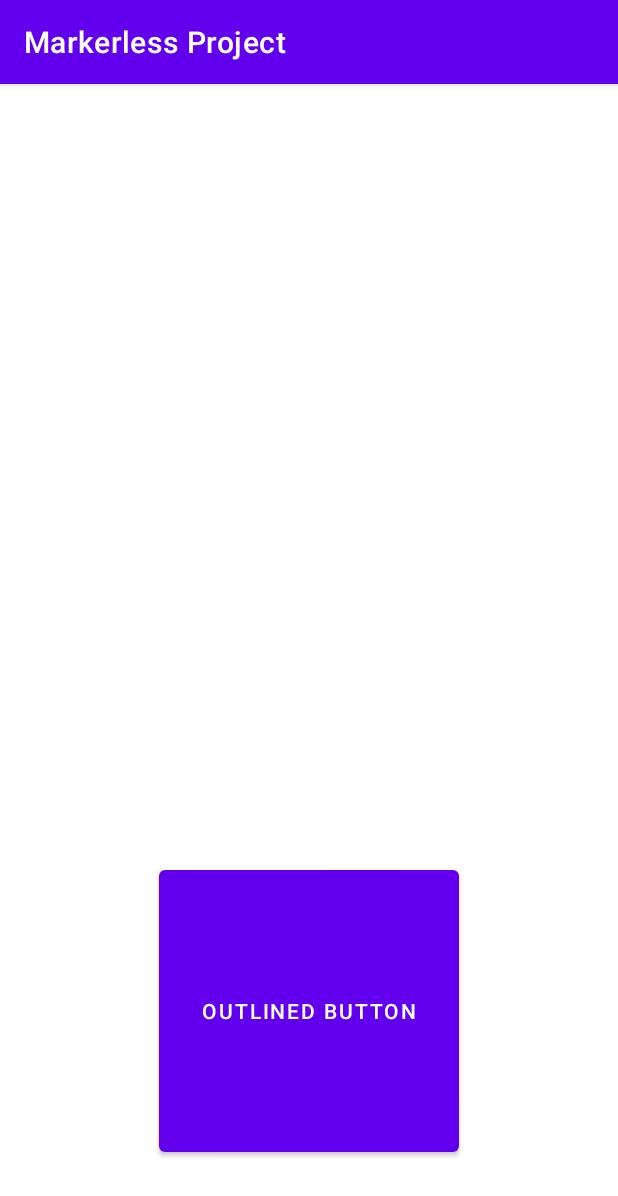
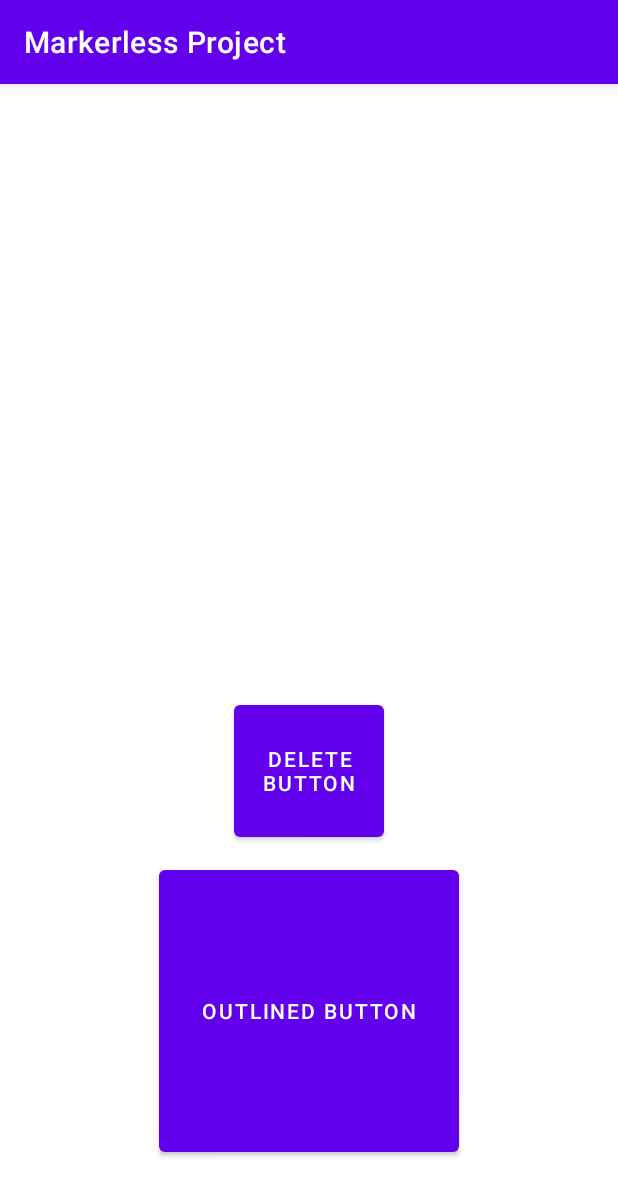
Before and after one commit to abintang/Prototype-Final-Project, an Android app: the screen it shows after launch (MainActivity), on a phone screen of 412 x 824 dp. Shown: the top 1196 px of the screen. Run offline under Robolectric (Android 15) with nearby library versions, the phone set to English and light mode, and no system bars; libraries missing offline, so code that uses them is left out: com.google.ar.core, com.google.ar.sceneform; 1 statement that could not run was skipped.

Commit message:
add delete function

```diff
--- a/app/src/main/java/com/example/markerlessproject/MainActivity.java
+++ b/app/src/main/java/com/example/markerlessproject/MainActivity.java
@@ -13,6 +13,7 @@ import android.view.View;
 import android.widget.Button;
 import android.widget.Toast;
 
+import com.google.android.material.floatingactionbutton.FloatingActionButton;
 import com.google.ar.core.Anchor;
 import com.google.ar.core.Config;
 import com.google.ar.core.HitResult;
@@ -42,6 +43,12 @@ public class MainActivity extends AppCompatActivity
     private Boolean earth = false;
 
     Button button;
+
+    Button deleteButton;
+
+    private AnchorNode anchorNode;
+    private TransformableNode model;
+
     @Override
     protected void onCreate(Bundle savedInstanceState) {
         super.onCreate(savedInstanceState);
@@ -68,6 +75,18 @@ public class MainActivity extends AppCompatActivity
                     earth = true;
                     mars = false;
                     loadModels();
+                }
+            }
+        });
+
+
+        // button delete all 3d model from scene
+        deleteButton = findViewById(R.id.deleteButton);
+        deleteButton.setOnClickListener(new View.OnClickListener() {
+            @Override
+            public void onClick(View v) {
+                if(renderable != null) {
+                    arFragment.getArSceneView().getScene().removeChild(model);
                 }
             }
         });
@@ -147,14 +166,15 @@ public class MainActivity extends AppCompatActivity
         arFragment.getArSceneView().getPlaneRenderer().setShadowReceiver(false);
 
         Anchor anchor = hitResult.createAnchor();
-        AnchorNode anchorNode = new AnchorNode(anchor);
-        anchorNode.setParent(arFragment.getArSceneView().getScene());
-        anchorNode.setWorldScale(new Vector3(3.5f, 3.5f, 3.5f));
+        this.anchorNode = new AnchorNode(anchor);
+        this.anchorNode.setParent(arFragment.getArSceneView().getScene());
 
-        TransformableNode model = new TransformableNode(arFragment.getTransformationSystem());
-        model.setParent(anchorNode);
-        model.setRenderable(this.renderable)
+        this.model = new TransformableNode(arFragment.getTransformationSystem());
+        this.model.setParent(this.anchorNode);
+        this.model.setRenderable(this.renderable)
                 .animate(true).start();
         model.select();
+
+
     }
 }
--- /dev/null
+++ b/app/src/main/res/drawable/baseline_delete_24.xml
@@ -0,0 +1,5 @@
+<vector android:height="24dp" android:tint="#F6FBF4"
+    android:viewportHeight="24" android:viewportWidth="24"
+    android:width="24dp" xmlns:android="http://schemas.android.com/apk/res/android">
+    <path android:fillColor="@android:color/white" android:pathData="M6,19c0,1.1 0.9,2 2,2h8c1.1,0 2,-0.9 2,-2V7H6v12zM19,4h-3.5l-1,-1h-5l-1,1H5v2h14V4z"/>
+</vector>
--- a/app/src/main/res/layout/activity_main.xml
+++ b/app/src/main/res/layout/activity_main.xml
@@ -5,6 +5,18 @@
     android:layout_width="match_parent"
     android:layout_height="match_parent"
     tools:context=".MainActivity">
+
+    <Button
+        android:id="@+id/deleteButton"
+        android:layout_width="100dp"
+        android:layout_height="100dp"
+        android:textColor="@color/white"
+        app:layout_constraintStart_toStartOf="parent"
+        app:layout_constraintEnd_toEndOf="parent"
+        app:layout_constraintBottom_toTopOf="@id/outlinedButton"
+        android:layout_marginBottom="10dp"
+        android:text="Delete button"
+        />
 
     <Button
         android:id="@+id/outlinedButton"
@@ -17,7 +29,6 @@
         android:layout_marginBottom="50dp"
         android:text="Outlined button"
         />
-
     <androidx.fragment.app.FragmentContainerView
         android:id="@+id/arFragment"
         android:layout_width="match_parent"
--- a/app/src/main/res/values/colors.xml
+++ b/app/src/main/res/values/colors.xml
@@ -7,4 +7,6 @@
     <color name="teal_700">#FF018786</color>
     <color name="black">#FF000000</color>
     <color name="white">#FFFFFFFF</color>
+
+    <color name="white_tl">#39FFFFFF</color>
 </resources>
```
